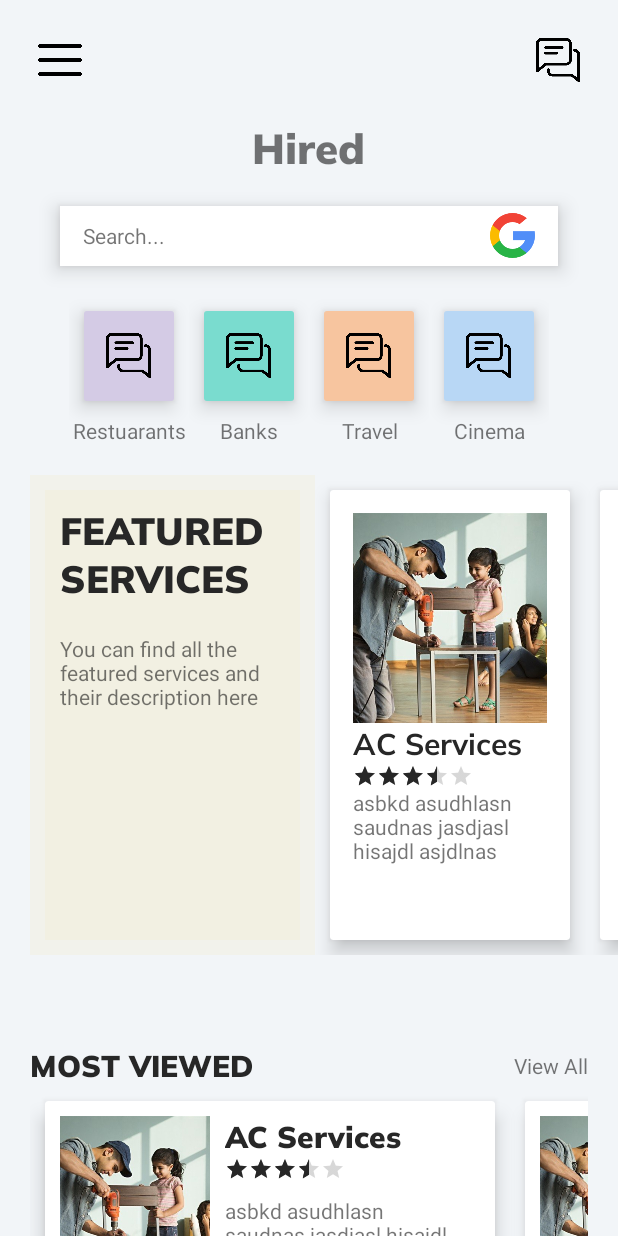
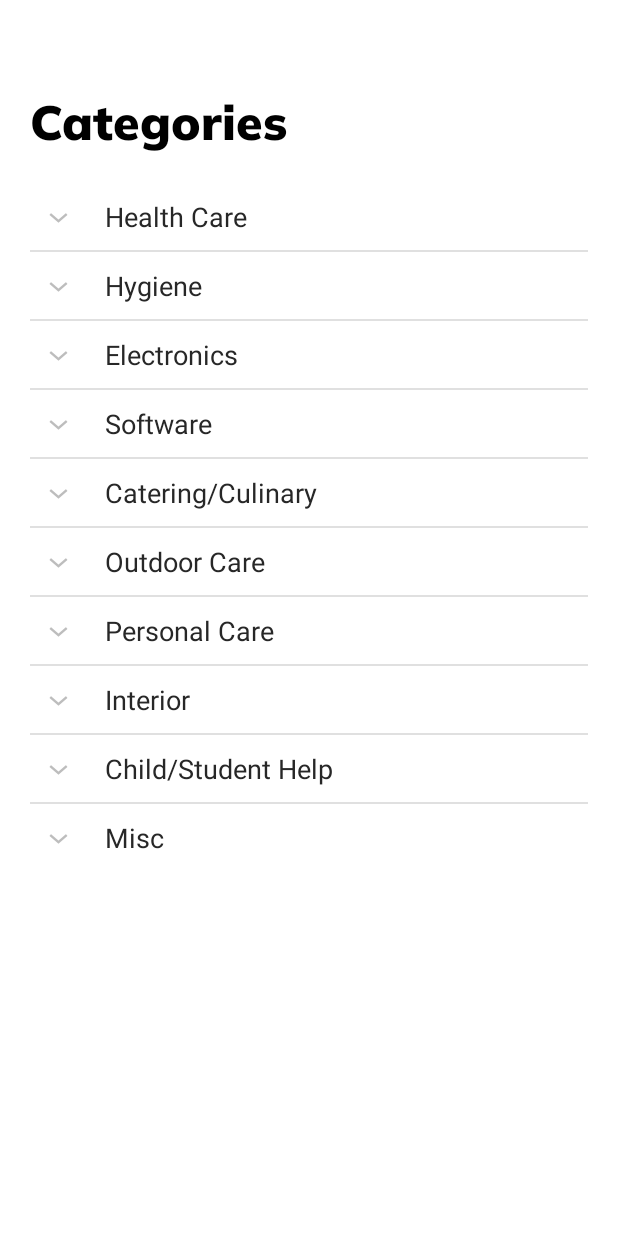
Before and after one commit to AbhishekHari29/HIRED, an Android app: the screen it shows after launch once a user with an empty profile is signed in (DashboardActivity before the commit, CategoryActivity after it), after a tap on "Category", on a phone screen of 412 x 824 dp. Run offline under Robolectric (Android 15) with nearby library versions, the phone set to English and light mode, and no system bars; our stand-ins replace Firebase (no records; nobody signed in at launch, a user with empty details on screens opened directly); 1 other tap on this screen came first.

Commit message:
Category Activity

```diff
--- a/Hired/app/src/main/AndroidManifest.xml
+++ b/Hired/app/src/main/AndroidManifest.xml
@@ -12,7 +12,8 @@
         android:roundIcon="@mipmap/ic_launcher_round"
         android:supportsRtl="true"
         android:theme="@style/Theme.Hired">
-        <activity android:name=".User.ProfileActivity"></activity>
+        <activity android:name=".User.CategoryActivity"></activity>
+        <activity android:name=".User.ProfileActivity" />
         <activity android:name=".User.ProfileSetupActivity" />
         <activity android:name=".User.ForgotPasswordActivity" />
         <activity android:name=".User.RegisterActivity" />
--- /dev/null
+++ b/Hired/app/src/main/java/com/droidevils/hired/Helper/CategoryListAdaptor.java
@@ -0,0 +1,90 @@
+package com.droidevils.hired.Helper;
+
+import android.content.Context;
+import android.view.LayoutInflater;
+import android.view.View;
+import android.view.ViewGroup;
+import android.widget.BaseExpandableListAdapter;
+import android.widget.TextView;
+
+import com.droidevils.hired.R;
+
+import java.util.HashMap;
+import java.util.List;
+
+public class CategoryListAdaptor extends BaseExpandableListAdapter {
+
+    Context context;
+    List<String> listGroup;
+    HashMap<String, List<String>> listItem;
+
+    public CategoryListAdaptor(Context context, List<String> listGroup, HashMap<String, List<String>> listItem) {
+        this.context = context;
+        this.listGroup = listGroup;
+        this.listItem = listItem;
+    }
+
+    @Override
+    public int getGroupCount() {
+        return listGroup.size();
+    }
+
+    @Override
+    public int getChildrenCount(int groupPosition) {
+        return this.listItem.get(this.listGroup.get(groupPosition)).size();
+    }
+
+    @Override
+    public Object getGroup(int groupPosition) {
+        return this.listGroup.get(groupPosition);
+    }
+
+    @Override
+    public Object getChild(int groupPosition, int childPosition) {
+        return this.listItem.get(this.listGroup.get(groupPosition)).get(childPosition);
+    }
+
+    @Override
+    public long getGroupId(int groupPosition) {
+        return groupPosition;
+    }
+
+    @Override
+    public long getChildId(int groupPosition, int childPosition) {
+        return childPosition;
+    }
+
+    @Override
+    public boolean hasStableIds() {
+        return false;
+    }
+
+    @Override
+    public View getGroupView(int groupPosition, boolean isExpanded, View convertView, ViewGroup parent) {
+        String group = (String) getGroup(groupPosition);
+        if (convertView == null){
+            LayoutInflater layoutInflater = (LayoutInflater) this.context.getSystemService(Context.LAYOUT_INFLATER_SERVICE);
+            convertView = layoutInflater.inflate(R.layout.category_list_group, null);
+        }
+        TextView textView = convertView.findViewById(R.id.category_list_parent);
+        textView.setText(group);
+        return convertView;
+    }
+
+    @Override
+    public View getChildView(int groupPosition, int childPosition, boolean isLastChild, View convertView, ViewGroup parent) {
+        String child = (String) getChild(groupPosition, childPosition);
+        if (convertView == null){
+            LayoutInflater layoutInflater = (LayoutInflater) this.context.getSystemService(Context.LAYOUT_INFLATER_SERVICE);
+            convertView = layoutInflater.inflate(R.layout.category_list_item, null);
+        }
+        TextView textView = convertView.findViewById(R.id.category_list_child);
+        textView.setText(child);
+        return convertView;
+    }
+
+    @Override
+    public boolean isChildSelectable(int groupPosition, int childPosition) {
+        return true;
+    }
+}
--- /dev/null
+++ b/Hired/app/src/main/java/com/droidevils/hired/User/CategoryActivity.java
@@ -0,0 +1,67 @@
+package com.droidevils.hired.User;
+
+import androidx.appcompat.app.AppCompatActivity;
+
+import android.os.Bundle;
+import android.widget.ArrayAdapter;
+import android.widget.ExpandableListView;
+
+import com.droidevils.hired.Helper.CategoryListAdaptor;
+import com.droidevils.hired.R;
+
+import java.util.ArrayList;
+import java.util.Arrays;
+import java.util.HashMap;
+import java.util.List;
+
+public class CategoryActivity extends AppCompatActivity {
+
+    ExpandableListView expandableListView;
+    List<String> listGroup;
+    HashMap<String, List<String>> listItem;
+    ArrayAdapter<String> arrayAdapter;
+    CategoryListAdaptor categoryListAdaptor;
+
+    @Override
+    protected void onCreate(Bundle savedInstanceState) {
+        super.onCreate(savedInstanceState);
+        setContentView(R.layout.activity_category);
+
+        expandableListView = findViewById(R.id.category_expandable_list);
+        listGroup = new ArrayList<>();
+        listItem = new HashMap<>();
+        categoryListAdaptor = new CategoryListAdaptor(this, listGroup, listItem);
+        expandableListView.setAdapter(categoryListAdaptor);
+        initListData();
+
+    }
+
+    private void initListData() {
+        String[] categories = getResources().getStringArray(R.array.categories);
+        for (String value : categories) {
+            listGroup.add(value);
+        }
+
+        String[] array;
+
+        List<String>[] list = new ArrayList[10];
+
+        list[0] = new ArrayList<String>(Arrays.asList(getResources().getStringArray(R.array.healthcare)));
+        list[1] = new ArrayList<String>(Arrays.asList(getResources().getStringArray(R.array.hygiene)));
+        list[2] = new ArrayList<String>(Arrays.asList(getResources().getStringArray(R.array.electronics)));
+        list[3] = new ArrayList<String>(Arrays.asList(getResources().getStringArray(R.array.software)));
+        list[4] = new ArrayList<String>(Arrays.asList(getResources().getStringArray(R.array.catering_culinary)));
+        list[5] = new ArrayList<String>(Arrays.asList(getResources().getStringArray(R.array.outdoor_care)));
+        list[6] = new ArrayList<String>(Arrays.asList(getResources().getStringArray(R.array.personal_care)));
+        list[7] = new ArrayList<String>(Arrays.asList(getResources().getStringArray(R.array.interior)));
+        list[8] = new ArrayList<String>(Arrays.asList(getResources().getStringArray(R.array.child_student_help)));
+        list[9] = new ArrayList<String>(Arrays.asList(getResources().getStringArray(R.array.misc)));
+
+        for (int i = 0; i < 10; i++) {
+            listItem.put(listGroup.get(i), list[i]);
+
+        }
+        categoryListAdaptor.notifyDataSetChanged();
+
+    }
+}
--- a/Hired/app/src/main/java/com/droidevils/hired/User/DashboardActivity.java
+++ b/Hired/app/src/main/java/com/droidevils/hired/User/DashboardActivity.java
@@ -159,6 +159,10 @@ public class DashboardActivity extends AppCompatActivity implements NavigationVi
                 startActivity(loginIntent);
                 finish();
                 break;
+            case R.id.nav_category:
+                Intent categoryIntent = new Intent(getApplicationContext(), CategoryActivity.class);
+                startActivity(categoryIntent);
+                finish();
         }
         drawerLayout.closeDrawer(GravityCompat.START);
         return true;
--- /dev/null
+++ b/Hired/app/src/main/res/layout/activity_category.xml
@@ -0,0 +1,36 @@
+<?xml version="1.0" encoding="utf-8"?>
+
+<LinearLayout xmlns:android="http://schemas.android.com/apk/res/android"
+    xmlns:app="http://schemas.android.com/apk/res-auto"
+    xmlns:tools="http://schemas.android.com/tools"
+    android:layout_width="match_parent"
+    android:layout_height="match_parent"
+    android:background="#fff"
+    android:orientation="vertical"
+    android:padding="20dp"
+    tools:context=".User.CategoryActivity">
+
+    <TextView
+        android:id="@+id/header"
+        android:paddingTop="40dp"
+        android:paddingBottom="20dp"
+        android:layout_width="wrap_content"
+        android:layout_height="wrap_content"
+        android:fontFamily="@font/muli_black"
+        android:text="Categories"
+        android:textColor="#000"
+        android:textSize="32sp"
+        android:transitionName="header_text" />
+
+    <LinearLayout
+        android:layout_width="match_parent"
+        android:layout_height="wrap_content">
+        <ExpandableListView
+            android:id="@+id/category_expandable_list"
+            android:layout_width="match_parent"
+            android:layout_height="match_parent" />
+
+    </LinearLayout>
+
+
+</LinearLayout>
--- a/Hired/app/src/main/res/layout/activity_login.xml
+++ b/Hired/app/src/main/res/layout/activity_login.xml
@@ -35,7 +35,6 @@
             android:layout_height="wrap_content"
             android:fontFamily="@font/muli_black"
             android:text="Sign In"
-            android:textAllCaps="true"
             android:textColor="#000"
             android:textSize="32sp"
             android:transitionName="header_text" />
--- /dev/null
+++ b/Hired/app/src/main/res/layout/category_list_group.xml
@@ -0,0 +1,16 @@
+<?xml version="1.0" encoding="utf-8"?>
+<LinearLayout xmlns:android="http://schemas.android.com/apk/res/android"
+    android:layout_width="match_parent"
+    android:padding="10dp"
+    android:layout_height="match_parent">
+
+    <TextView
+        android:layout_width="match_parent"
+        android:layout_height="wrap_content"
+        android:id="@+id/category_list_parent"
+        android:textSize="18sp"
+        android:text="List Group"
+        android:textColor="@color/colorAccent"
+        android:paddingLeft="?android:attr/expandableListPreferredChildPaddingLeft"/>
+
+</LinearLayout>
--- /dev/null
+++ b/Hired/app/src/main/res/layout/category_list_item.xml
@@ -0,0 +1,18 @@
+<?xml version="1.0" encoding="utf-8"?>
+<LinearLayout xmlns:android="http://schemas.android.com/apk/res/android"
+    android:layout_width="match_parent"
+    android:layout_height="match_parent"
+    android:orientation="vertical"
+    android:padding="10dp"
+    android:background="@android:color/white">
+
+    <TextView
+        android:layout_width="match_parent"
+        android:layout_height="wrap_content"
+        android:id="@+id/category_list_child"
+        android:textSize="18sp"
+        android:text="List Item"
+        android:textColor="@color/colorAccent"
+        android:paddingLeft="30dp"/>
+
+</LinearLayout>
--- a/Hired/app/src/main/res/values/strings.xml
+++ b/Hired/app/src/main/res/values/strings.xml
@@ -70,4 +70,92 @@
     <string name="ratings">Star Ratings</string>
     <string name="samplereview">Lorem ipsum dolor sit amet, consectetur adipiscing elit. Donec pretium bibendum sapien, ut euismod massa. Duis convallis sem sed turpis elementum auctor.</string>
     <string name="education">Education</string>
+
+    <!--    Categories-->
+
+    <string-array name="categories">
+        <item>Health Care</item>
+        <item>Hygiene</item>
+        <item>Electronics</item>
+        <item>Software</item>
+        <item>Catering/Culinary</item>
+        <item>Outdoor Care</item>
+        <item>Personal Care</item>
+        <item>Interior</item>
+        <item>Child/Student Help</item>
+        <item>Misc</item>
+    </string-array>
+
+    <string-array name="misc">
+        <item>Grocery/Food/Pharma Delivery</item>
+        <item>Driver</item>
+        <item>Petcare</item>
+        <item>Tailoring</item>
+        <item>Photographer</item>
+    </string-array>
+    <string-array name="child_student_help">
+        <item>Babysitting</item>
+        <item>Child pickup and drop</item>
+        <item>Creche</item>
+        <item>Tuition</item>
+        <item>Counselling</item>
+    </string-array>
+    <string-array name="interior">
+        <item>Painter</item>
+        <item>Furniture Varnish/Assembly</item>
+        <item>Retrofitting</item>
+        <item>Plumbing</item>
+        <item>Woodwork</item>
+    </string-array>
+    <string-array name="personal_care">
+        <item>Massage/Spa</item>
+        <item>Therapist</item>
+        <item>Make-up</item>
+        <item>Grooming</item>
+        <item>Yoga</item>
+    </string-array>
+    <string-array name="outdoor_care">
+        <item>Vehicle Cleaning</item>
+        <item>Gardening and Landscaping</item>
+        <item>Cleaning Public Premises</item>
+        <item>Watchman </item>
+        <item>CCTV/Security Camera installation</item>
+    </string-array>
+    <string-array name="catering_culinary">
+        <item>Catering for Family</item>
+        <item>Catering for Wedding/Party/Function</item>
+        <item>Special Needs Cook</item>
+        <item>Home Cook</item>
+        <item>Home Farming</item>
+    </string-array>
+    <string-array name="software">
+        <item>Software installation</item>
+        <item>Personal Gadget Service</item>
+        <item>Internet Troubleshooting</item>
+        <item>IoT/Smart Home Service</item>
+        <item>Office IT Service </item>
+    </string-array>
+    <string-array name="electronics">
+        <item>Electrician Eervice</item>
+        <item>Fitting new applicances</item>
+        <item>Inverter/UPS</item>
+        <item>Solar Panel Installation</item>
+    </string-array>
+    <string-array name="hygiene">
+        <item>House Cleaning</item>
+        <item>Insecticide Spray</item>
+        <item>Shop/Office Sanitising</item>
+        <item>Restroom Cleaning</item>
+        <item>Laundry</item>
+    </string-array>
+    <string-array name="healthcare">
+        <item>Nursing</item>
+        <item>Mental Healthcare</item>
+        <item>Physician</item>
+        <item>Physiotherapist</item>
+        <item>Elderly Care</item>
+    </string-array>
+
+
+
 </resources>
```
